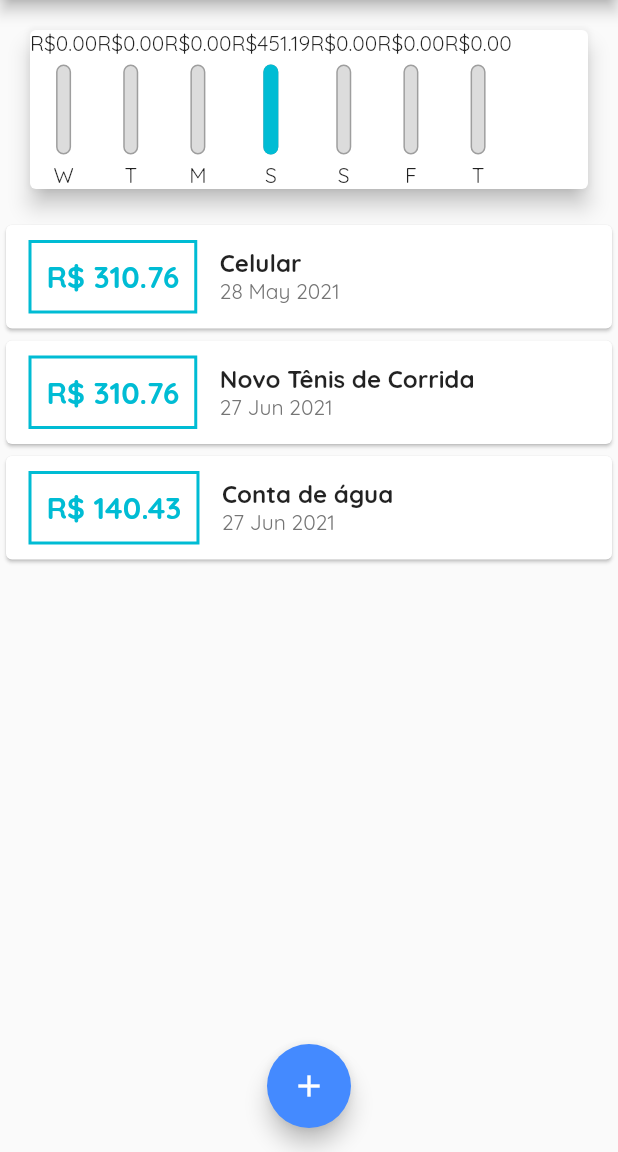
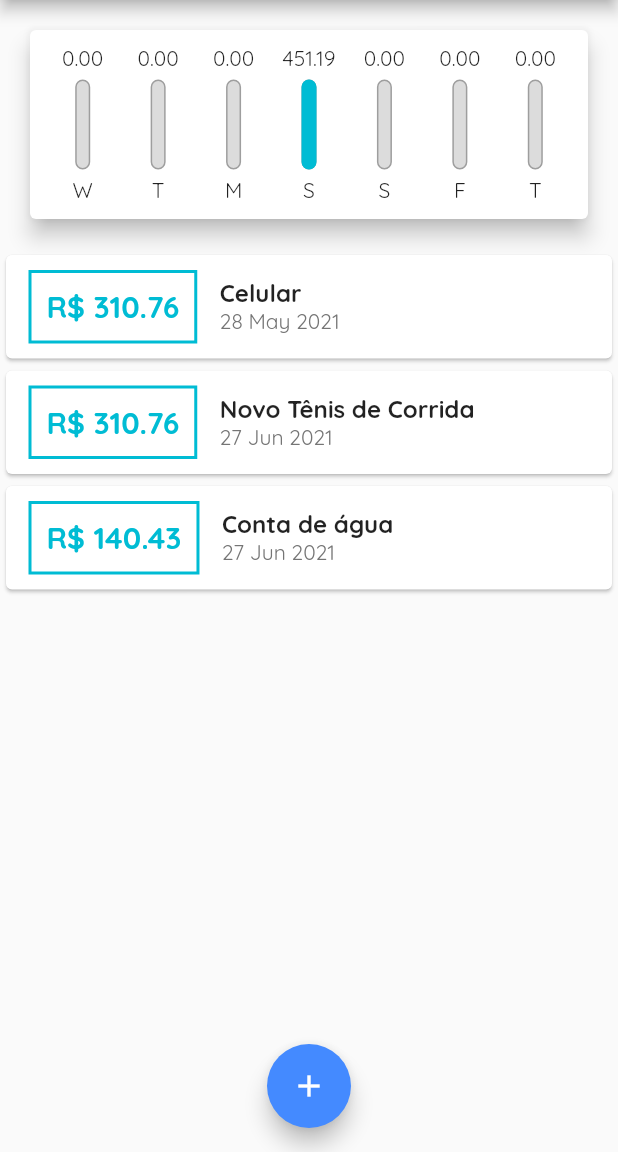
Before and after one commit to isaacwrk/Expenses-flutter, a Flutter app: the screen it shows after launch, on a phone screen of 412 x 824 dp, the part 84-1236 px from its top. Run offline on Flutter 3.47's test engine with Material 2 defaults, Android fonts, the phone set to English and light mode, and no system bars.

Commit message:
Ajustes de padding  e flexible

```diff
--- a/lib/components/chart.dart
+++ b/lib/components/chart.dart
@@ -46,14 +46,21 @@ class Chart extends StatelessWidget {
     return Card(
       elevation: 6,
       margin: EdgeInsets.all(20),
+      child: Padding(
+        padding: const EdgeInsets.all(10),
         child: Row(
+          mainAxisAlignment: MainAxisAlignment.spaceAround,
           children: groupedTransactions.map((tr){
-          return ChartBar(
+            return Flexible(
+                fit: FlexFit.tight,
+                child: ChartBar(
                 label: tr['day'].toString(),
                 value: double.parse(tr['value'].toString()),
                 percentage:double.parse(tr['value'].toString()) / _weekTotalValue,
+                ),
             );
           }).toList(),
+        ),
       ),
     );
   }
--- a/lib/components/chart_bar.dart
+++ b/lib/components/chart_bar.dart
@@ -19,7 +19,10 @@ class ChartBar extends StatelessWidget {
   Widget build(BuildContext context) {
     return Column(
       children: [
-        Text('R\$${value.toStringAsFixed(2)}'),
+        FittedBox(
+          child: Text(
+            '${value.toStringAsFixed(2)}')
+            ),
         SizedBox(height:5),
         Container(
           height: 60,
```
Lines whose indentation alone changed are shown as unchanged.
